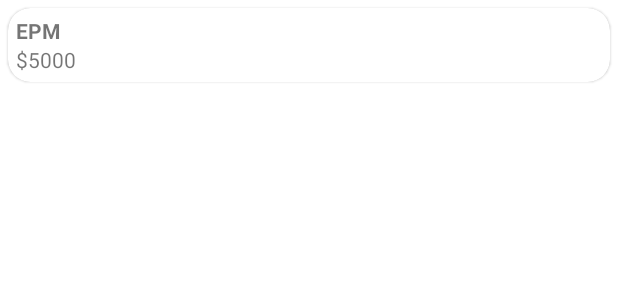
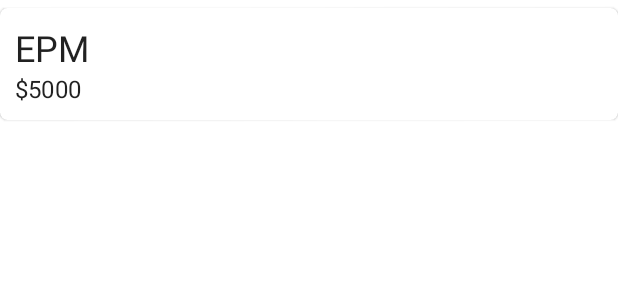
Before and after one commit to santiagoxmedina/AndroidMessageExpenses, an Android app: the layout view_month_amount.xml on its own in the app's theme, with its tools: preview values and no code run, on a phone screen of 412 x 824 dp. Shown: the top 300 px of the screen. Run offline under Robolectric (Android 15) with nearby library versions, the phone set to English and light mode, and no system bars.

Commit message:
applied marging and date format

```diff
--- a/app/src/main/java/com/sanmed/android/messageexpenses/model/helpers/MonthExpensesHelper.kt
+++ b/app/src/main/java/com/sanmed/android/messageexpenses/model/helpers/MonthExpensesHelper.kt
@@ -7,7 +7,7 @@ import java.time.format.DateTimeFormatter
 import java.util.*
 
 object MonthExpensesHelper {
-    var dateFormatter:SimpleDateFormat = SimpleDateFormat("MMM, yy", Locale.getDefault())
+    var dateFormatter:SimpleDateFormat = SimpleDateFormat("MMMM yyyy", Locale.getDefault())
     fun getMonthId(item: SummaryItemView): String {
         return if(item.date!=null){
             dateFormatter.format(item.date.time).toUpperCase(Locale.getDefault())
--- a/app/src/main/res/layout/view_expense.xml
+++ b/app/src/main/res/layout/view_expense.xml
@@ -23,7 +23,7 @@
         android:layout_width="match_parent"
         android:padding="@dimen/padding_1"
         app:cardCornerRadius="@dimen/radius_1"
-        android:background="@color/colorSecondary"
+        android:layout_marginTop="@dimen/margin_2"
         android:layout_height="wrap_content">
 
         <LinearLayout
--- a/app/src/main/res/layout/view_month_amount.xml
+++ b/app/src/main/res/layout/view_month_amount.xml
@@ -8,9 +8,11 @@
         <variable
             name="monthName"
             type="String" />
+
         <variable
             name="amountString"
             type="String" />
+
         <variable
             name="onSelect"
             type="com.sanmed.android.messageexpenses.model.action.IAction&lt;String,android.view.View>" />
@@ -18,28 +20,30 @@
 
     <com.google.android.material.card.MaterialCardView
         android:layout_width="match_parent"
-        android:layout_margin="@dimen/margin_1"
-        app:cardCornerRadius="@dimen/margin_2"
-        android:layout_height="wrap_content">
+        android:layout_height="wrap_content"
+        android:layout_marginTop="@dimen/margin_1"
+        app:cardCornerRadius="@dimen/radius_1">
 
         <LinearLayout
             android:layout_width="match_parent"
             android:layout_height="wrap_content"
-            android:padding="@dimen/padding_1"
-            android:orientation="vertical">
+            android:orientation="vertical"
+            android:padding="@dimen/padding_2">
 
             <TextView
                 android:layout_width="match_parent"
                 android:layout_height="wrap_content"
+                android:onClick="@{(x)->onSelect.onAction(monthName,x)}"
                 android:text="@{monthName}"
-                android:textStyle="bold"
-                android:onClick="@{(x)->onSelect.onAction(monthName,x)}"
+
+                android:textAppearance="?textAppearanceHeadline5"
                 tools:text="EPM" />
 
             <TextView
                 android:layout_width="match_parent"
                 android:layout_height="wrap_content"
                 android:text="@{amountString}"
+                android:textAppearance="?textAppearanceSubtitle1"
                 tools:text="$5000" />
 
         </LinearLayout>
```
